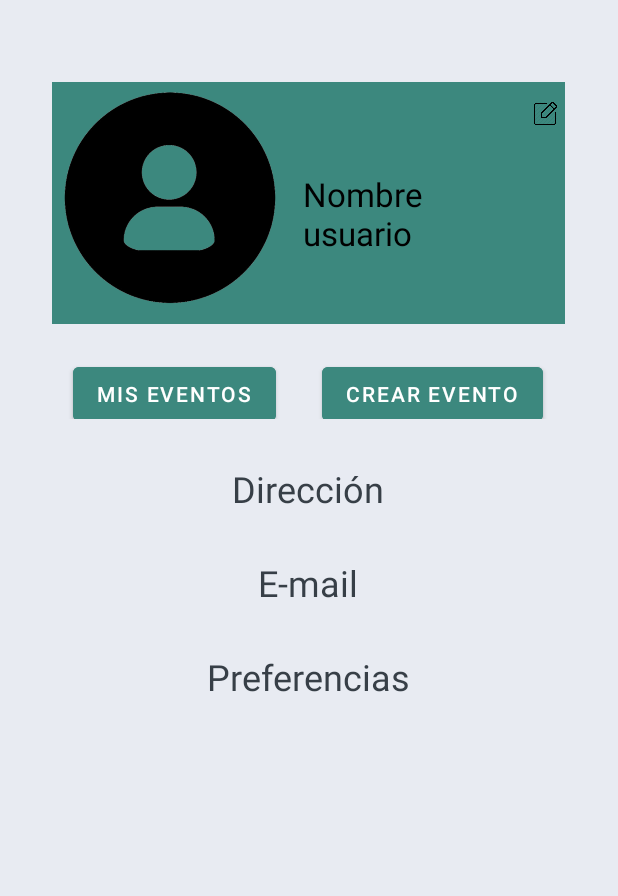
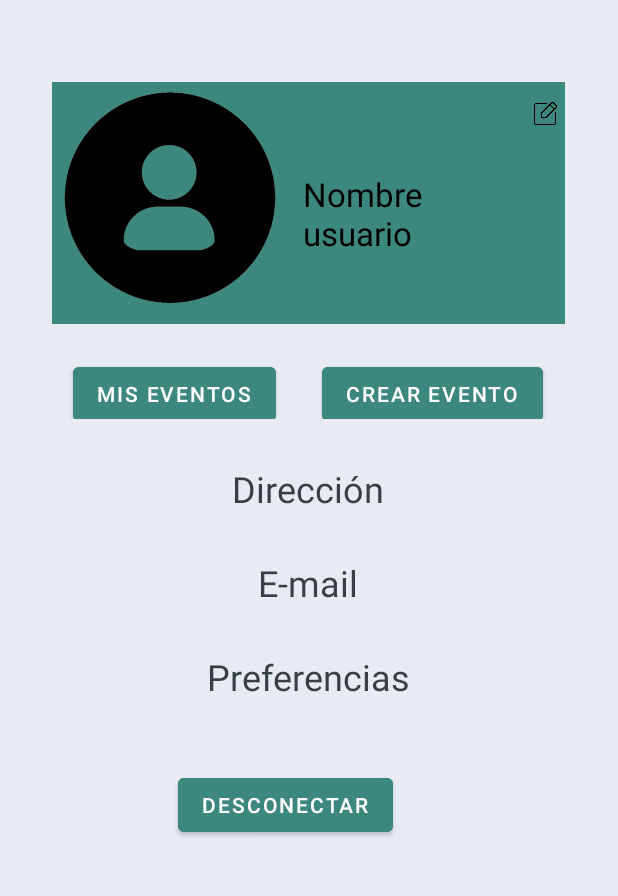
Before and after one commit to latra/TeamsUp-app, an Android app: the screen it shows after launch once a user with an empty profile is signed in (TemplateActivity), after a tap on an icon or button, on a phone screen of 412 x 824 dp, the part 104-1000 px from its top. Run offline under Robolectric (Android 15) with nearby library versions, the phone set to English and light mode, and no system bars; our stand-ins replace Firebase (no records; nobody signed in at launch, a user with empty details on screens opened directly).

Commit message:
Logout button

```diff
--- a/app/src/main/java/com/example/teamsup/Fragments/UserInfo.java
+++ b/app/src/main/java/com/example/teamsup/Fragments/UserInfo.java
@@ -15,7 +15,9 @@ import android.widget.ImageView;
 import android.widget.TextView;
 
 import com.example.teamsup.R;
+import com.example.teamsup.activities.LoginActivity;
 import com.example.teamsup.activities.TemplateActivity;
+import com.google.firebase.auth.FirebaseAuth;
 
 import java.util.Collections;
 import java.util.Set;
@@ -32,7 +34,7 @@ public class UserInfo extends Fragment {
     TextView usuario;
     TextView direccion;
     TextView mail;
-
+    Button logoutButton;
     SharedPreferences sharedpreferences;
 
     Button misEventos;
@@ -47,7 +49,12 @@ public class UserInfo extends Fragment {
         usuario = view.findViewById(R.id.nombreUsuario);
         mail = view.findViewById(R.id.mailUser);
         misEventos = view.findViewById(R.id.button);
-
+        logoutButton = view.findViewById(R.id.logout_button);
+        logoutButton.setOnClickListener((v -> {
+            FirebaseAuth.getInstance().signOut();
+            Intent i = new Intent(getActivity(), LoginActivity.class);
+            startActivity(i);
+        }));
 
         editbutton.setOnClickListener((v) -> {
                 Intent i = new Intent(getActivity(), EditProfile.class);
--- a/app/src/main/res/layout/fragment_user_info.xml
+++ b/app/src/main/res/layout/fragment_user_info.xml
@@ -83,6 +83,7 @@
         android:layout_width="match_parent"
         android:layout_height="445dp"
         android:orientation="vertical">
+
         <TextView
             android:id="@+id/direccionUser"
             android:layout_width="wrap_content"
@@ -114,54 +115,75 @@
         <LinearLayout
             android:layout_width="wrap_content"
             android:layout_height="wrap_content"
-            android:orientation="horizontal"
-            android:layout_gravity="center">
+            android:layout_gravity="center"
+            android:orientation="horizontal">
+
             <ImageView
                 android:id="@+id/ImagePref1"
                 android:layout_width="30sp"
-                android:layout_height="30sp"/>
+                android:layout_height="30sp" />
+
             <ImageView
                 android:id="@+id/ImagePref2"
                 android:layout_width="30sp"
                 android:layout_height="30sp" />
+
             <ImageView
                 android:id="@+id/ImagePref3"
                 android:layout_width="30sp"
-                android:layout_height="30sp"/>
+                android:layout_height="30sp" />
+
             <ImageView
                 android:id="@+id/ImagePref4"
                 android:layout_width="30sp"
-                android:layout_height="30sp"/>
+                android:layout_height="30sp" />
+
             <ImageView
                 android:id="@+id/ImagePref5"
                 android:layout_width="30sp"
-                android:layout_height="30sp"/>
+                android:layout_height="30sp" />
+
             <ImageView
                 android:id="@+id/ImagePref6"
                 android:layout_width="30sp"
-                android:layout_height="30sp"/>
+                android:layout_height="30sp" />
+
             <ImageView
                 android:id="@+id/ImagePref7"
                 android:layout_width="30sp"
-                android:layout_height="30sp"/>
+                android:layout_height="30sp" />
+
             <ImageView
                 android:id="@+id/ImagePref8"
                 android:layout_width="30sp"
-                android:layout_height="30sp"/>
+                android:layout_height="30sp" />
+
             <ImageView
                 android:id="@+id/ImagePref9"
                 android:layout_width="30sp"
-                android:layout_height="30sp"/>
+                android:layout_height="30sp" />
+
             <ImageView
                 android:id="@+id/ImagePref10"
                 android:layout_width="30sp"
-                android:layout_height="30sp"/>
+                android:layout_height="30sp" />
+
             <ImageView
                 android:id="@+id/ImagePref11"
                 android:layout_width="30sp"
-                android:layout_height="30sp"/>
+                android:layout_height="30sp" />
 
         </LinearLayout>
+
+        <Button
+            android:id="@+id/logout_button"
+            android:layout_width="wrap_content"
+            android:layout_height="wrap_content"
+            android:layout_gravity="center"
+            android:layout_marginTop="15sp"
+            android:layout_marginEnd="15sp"
+            android:backgroundTint="#3C887E"
+            android:text="@string/logout" />
 
     </LinearLayout>
 
--- a/app/src/main/res/values/strings.xml
+++ b/app/src/main/res/values/strings.xml
@@ -33,6 +33,7 @@
     <string name="crear_evento">Crear evento</string>
     <string name="nombre_usuario">Nombre usuario</string>
     <string name="direccion">Dirección</string>
+    <string name="logout">Desconectar</string>
 
     <string name="preferencias">Preferencias</string>
 
```
